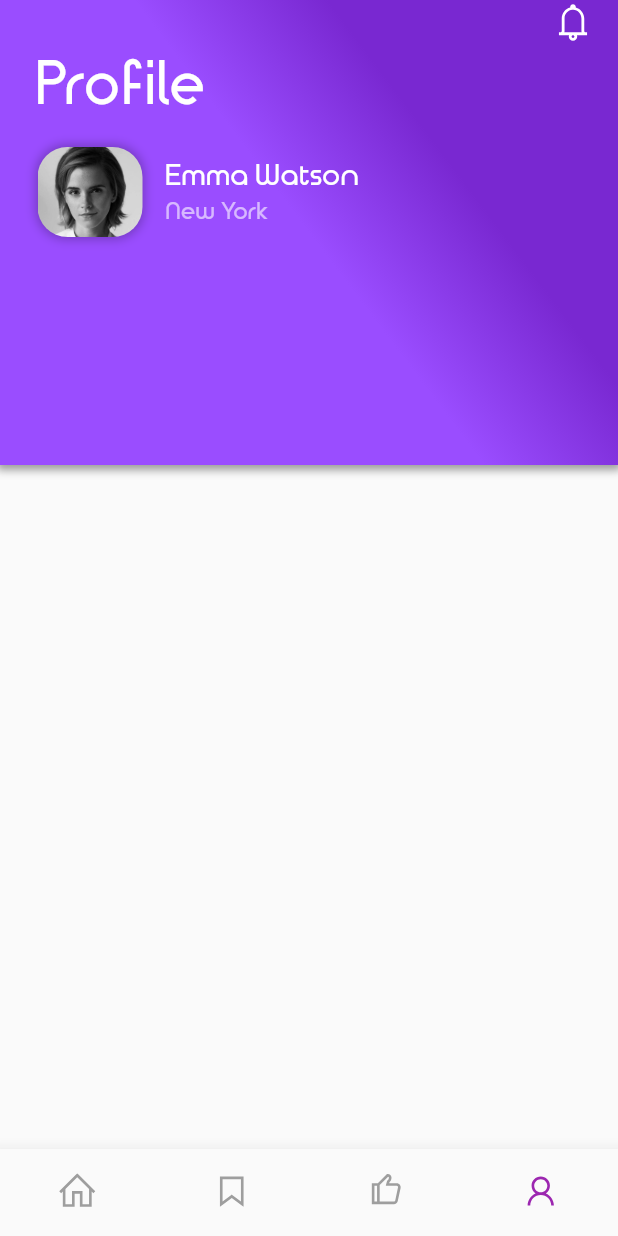
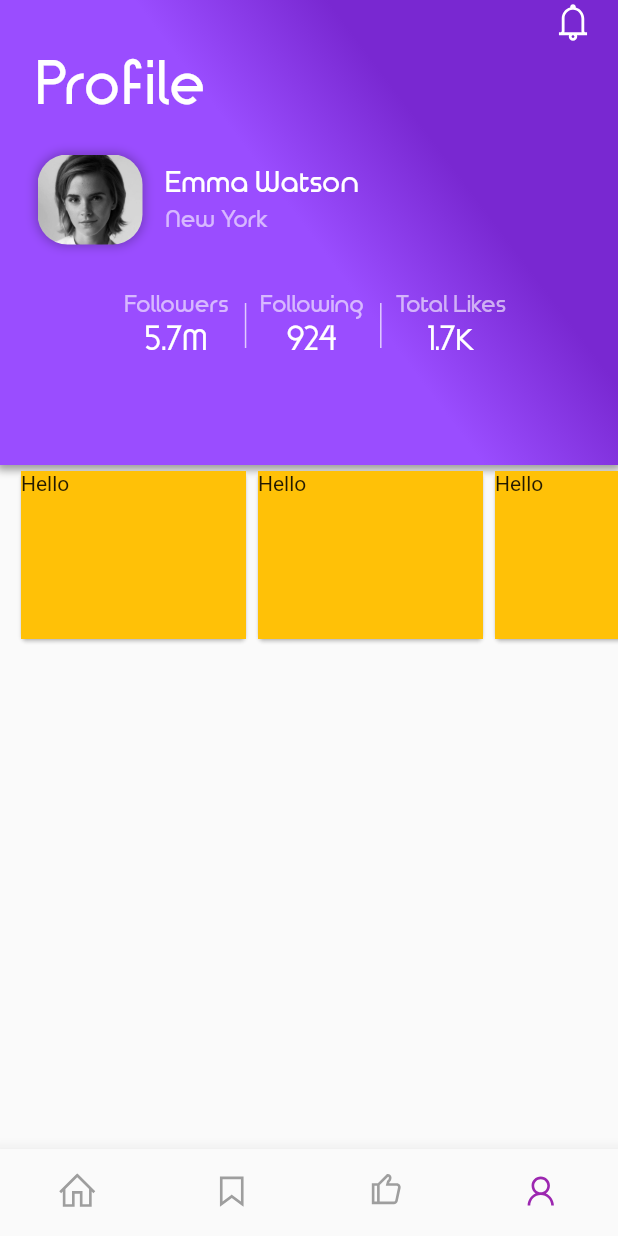
Before and after one commit to aman1210/FlutterUIChallenge, a Flutter app: the screen it shows after launch, on a phone screen of 412 x 824 dp. Run offline on Flutter 3.47's test engine with Material 2 defaults, Android fonts, the phone set to English and light mode, and no system bars; our stand-ins replace line_awesome_icons.

Commit message:
Code Refactor

```diff
--- /dev/null
+++ b/Profile/lib/header/bellIcon.dart
@@ -0,0 +1,23 @@
+import 'package:flutter/material.dart';
+import 'package:line_awesome_icons/line_awesome_icons.dart';
+
+class BellIcon extends StatelessWidget {
+  const BellIcon({
+    Key key,
+  }) : super(key: key);
+
+  @override
+  Widget build(BuildContext context) {
+    return Row(
+      mainAxisAlignment: MainAxisAlignment.end,
+      crossAxisAlignment: CrossAxisAlignment.start,
+      children: [
+        Icon(
+          LineAwesomeIcons.bell,
+          color: Colors.white,
+          size: 30,
+        ),
+      ],
+    );
+  }
+}
--- /dev/null
+++ b/Profile/lib/header/profileDetail.dart
@@ -0,0 +1,60 @@
+import 'package:flutter/material.dart';
+
+class ProfileDetail extends StatelessWidget {
+  const ProfileDetail({
+    Key key,
+  }) : super(key: key);
+
+  @override
+  Widget build(BuildContext context) {
+    return Padding(
+      padding: const EdgeInsets.symmetric(vertical: 20.0),
+      child: Row(
+        children: [
+          Container(
+            height: 60,
+            width: 70,
+            decoration: BoxDecoration(
+              image: DecorationImage(
+                image: AssetImage('assets/images/emma-watson.jpg'),
+                fit: BoxFit.cover,
+              ),
+              borderRadius: BorderRadius.circular(20),
+              boxShadow: [
+                BoxShadow(
+                  blurRadius: 5,
+                  color: Colors.black26,
+                  spreadRadius: 1,
+                ),
+              ],
+            ),
+          ),
+          Padding(
+            padding: const EdgeInsets.only(left: 16.0),
+            child: Column(
+              crossAxisAlignment: CrossAxisAlignment.start,
+              children: [
+                Text(
+                  'Emma Watson',
+                  style: TextStyle(
+                      fontFamily: 'TimeBurner',
+                      fontSize: 20,
+                      color: Colors.white,
+                      fontWeight: FontWeight.bold),
+                ),
+                Text(
+                  'New York',
+                  style: TextStyle(
+                      fontFamily: 'TimeBurner',
+                      fontSize: 16,
+                      color: Colors.white60,
+                      fontWeight: FontWeight.bold),
+                )
+              ],
+            ),
+          )
+        ],
+      ),
+    );
+  }
+}
--- /dev/null
+++ b/Profile/lib/header/profileHeader.dart
@@ -0,0 +1,105 @@
+import 'package:flutter/material.dart';
+
+import 'package:uiChallengeProfile/header/bellIcon.dart';
+import 'package:uiChallengeProfile/header/profileDetail.dart';
+import 'package:uiChallengeProfile/header/profileTitle.dart';
+
+class ProfileHeader extends StatelessWidget {
+  final headerHeight = 310.0;
+  @override
+  Widget build(BuildContext context) {
+    final topPadding = MediaQuery.of(context).padding.top;
+
+    var headerGraident = Container(
+      height: headerHeight,
+      decoration: BoxDecoration(
+        gradient: LinearGradient(
+          begin: Alignment.topRight,
+          end: Alignment.bottomLeft,
+          colors: [const Color(0xFF7928D1), const Color(0xFF9A4DFF)],
+          stops: [0.3, 0.5],
+        ),
+      ),
+    );
+
+    var statsDivier = Container(
+      height: 30,
+      width: 1,
+      decoration: BoxDecoration(color: Colors.white70),
+    );
+    return Container(
+      height: headerHeight,
+      width: double.infinity,
+      decoration: BoxDecoration(
+        color: Color(0xFF9A10FF),
+        boxShadow: [
+          BoxShadow(
+            offset: Offset(0, 1),
+            blurRadius: 4,
+            spreadRadius: 2,
+            color: Colors.black38,
+          )
+        ],
+      ),
+      child: Stack(
+        fit: StackFit.expand,
+        children: [
+          headerGraident,
+          Padding(
+            padding: EdgeInsets.only(
+              top: topPadding,
+              left: 25,
+              right: 15,
+              bottom: 10,
+            ),
+            child: Column(
+              mainAxisAlignment: MainAxisAlignment.start,
+              crossAxisAlignment: CrossAxisAlignment.start,
+              children: [
+                BellIcon(),
+                ProfileTitle(),
+                ProfileDetail(),
+                Row(
+                  children: [
+                    buildStats("Followers", "5.7M"),
+                    statsDivier,
+                    buildStats("Following", "924"),
+                    statsDivier,
+                    buildStats("Total Likes", "1.7K")
+                  ],
+                  mainAxisAlignment: MainAxisAlignment.center,
+                )
+              ],
+            ),
+          )
+        ],
+      ),
+    );
+  }
+
+  Container buildStats(String name, String value) {
+    return Container(
+      padding: const EdgeInsets.symmetric(vertical: 10, horizontal: 10),
+      child: Column(
+        children: [
+          Text(
+            '$name',
+            style: TextStyle(
+                fontSize: 16,
+                fontFamily: 'TimeBurner',
+                fontWeight: FontWeight.bold,
+                color: Colors.white60),
+          ),
+          Text(
+            "$value",
+            style: TextStyle(
+                fontSize: 20,
+                fontFamily: 'TimeBurner',
+                fontWeight: FontWeight.bold,
+                color: Colors.white),
+          )
+        ],
+      ),
+    );
+  }
+}
--- /dev/null
+++ b/Profile/lib/header/profileTitle.dart
@@ -0,0 +1,20 @@
+import 'package:flutter/material.dart';
+
+class ProfileTitle extends StatelessWidget {
+  const ProfileTitle({
+    Key key,
+  }) : super(key: key);
+
+  @override
+  Widget build(BuildContext context) {
+    return Text(
+      'Profile',
+      style: TextStyle(
+          fontFamily: "TimeBurner",
+          color: Colors.white,
+          letterSpacing: 1,
+          fontSize: 40,
+          fontWeight: FontWeight.bold),
+    );
+  }
+}
--- a/Profile/lib/main.dart
+++ b/Profile/lib/main.dart
@@ -1,7 +1,8 @@
 import 'package:flutter/material.dart';
 
 import 'package:line_awesome_icons/line_awesome_icons.dart';
-import 'package:uiChallengeProfile/profileHeader.dart';
+import 'package:uiChallengeProfile/header/profileHeader.dart';
+import 'package:uiChallengeProfile/quickActions.dart';
 
 void main() {
   runApp(MyApp());
@@ -26,6 +27,7 @@ class MyHomePage extends StatelessWidget {
       body: Column(
         children: [
           ProfileHeader(),
+          QuickACtions(),
         ],
       ),
       bottomNavigationBar: BottomNavigationBar(
--- a/Profile/lib/profileHeader.dart
+++ /dev/null
@@ -1,160 +0,0 @@
-import 'package:flutter/material.dart';
-import 'package:line_awesome_icons/line_awesome_icons.dart';
-
-class ProfileHeader extends StatelessWidget {
-  final headerHeight = 310.0;
-  @override
-  Widget build(BuildContext context) {
-    final topPadding = MediaQuery.of(context).padding.top;
-
-    var headerGraident = Container(
-      height: headerHeight,
-      decoration: BoxDecoration(
-        gradient: LinearGradient(
-          begin: Alignment.topRight,
-          end: Alignment.bottomLeft,
-          colors: [const Color(0xFF7928D1), const Color(0xFF9A4DFF)],
-          stops: [0.3, 0.5],
-        ),
-      ),
-    );
-
-    return Container(
-      height: headerHeight,
-      width: double.infinity,
-      decoration: BoxDecoration(
-        color: Color(0xFF9A10FF),
-        boxShadow: [
-          BoxShadow(
-            offset: Offset(0, 1),
-            blurRadius: 4,
-            spreadRadius: 2,
-            color: Colors.black38,
-          )
-        ],
-      ),
-      child: Stack(
-        fit: StackFit.expand,
-        children: [
-          headerGraident,
-          Padding(
-            padding: EdgeInsets.only(
-              top: topPadding,
-              left: 25,
-              right: 15,
-              bottom: 20,
-            ),
-            child: Column(
-              mainAxisAlignment: MainAxisAlignment.start,
-              crossAxisAlignment: CrossAxisAlignment.start,
-              children: [
-                BellIcon(),
-                Title(),
-                ProfileDetail(),
-              ],
-            ),
-          )
-        ],
-      ),
-    );
-  }
-}
-
-class ProfileDetail extends StatelessWidget {
-  const ProfileDetail({
-    Key key,
-  }) : super(key: key);
-
-  @override
-  Widget build(BuildContext context) {
-    return Padding(
-      padding: const EdgeInsets.symmetric(vertical: 15.0),
-      child: Row(
-        children: [
-          Container(
-            height: 60,
-            width: 70,
-            decoration: BoxDecoration(
-              image: DecorationImage(
-                image: AssetImage('assets/images/emma-watson.jpg'),
-                fit: BoxFit.cover,
-              ),
-              borderRadius: BorderRadius.circular(20),
-              boxShadow: [
-                BoxShadow(
-                  blurRadius: 5,
-                  color: Colors.black26,
-                  spreadRadius: 1,
-                ),
-              ],
-            ),
-          ),
-          Padding(
-            padding: const EdgeInsets.only(left: 16.0),
-            child: Column(
-              crossAxisAlignment: CrossAxisAlignment.start,
-              children: [
-                Text(
-                  'Emma Watson',
-                  style: TextStyle(
-                      fontFamily: 'TimeBurner',
-                      fontSize: 20,
-                      color: Colors.white,
-                      fontWeight: FontWeight.bold),
-                ),
-                Text(
-                  'New York',
-                  style: TextStyle(
-                      fontFamily: 'TimeBurner',
-                      fontSize: 16,
-                      color: Colors.white60,
-                      fontWeight: FontWeight.bold),
-                )
-              ],
-            ),
-          )
-        ],
-      ),
-    );
-  }
-}
-
-class Title extends StatelessWidget {
-  const Title({
-    Key key,
-  }) : super(key: key);
-
-  @override
-  Widget build(BuildContext context) {
-    return Text(
-      'Profile',
-      style: TextStyle(
-          fontFamily: "TimeBurner",
-          color: Colors.white,
-          letterSpacing: 1,
-          fontSize: 40,
-          fontWeight: FontWeight.bold),
-    );
-  }
-}
-
-class BellIcon extends StatelessWidget {
-  const BellIcon({
-    Key key,
-  }) : super(key: key);
-
-  @override
-  Widget build(BuildContext context) {
-    return Row(
-      mainAxisAlignment: MainAxisAlignment.end,
-      crossAxisAlignment: CrossAxisAlignment.start,
-      children: [
-        Icon(
-          LineAwesomeIcons.bell,
-          color: Colors.white,
-          size: 30,
-        ),
-      ],
-    );
-  }
-}
--- /dev/null
+++ b/Profile/lib/quickActions.dart
@@ -0,0 +1,43 @@
+import 'package:flutter/material.dart';
+
+class QuickACtions extends StatelessWidget {
+  @override
+  Widget build(BuildContext context) {
+    return Container(
+      height: 120,
+      padding: const EdgeInsets.only(left: 10),
+      child: ListView(
+        scrollDirection: Axis.horizontal,
+        children: [
+          Card(
+            child: Container(
+              // margin: const EdgeInsets.all(10),
+              height: 120,
+              width: 150,
+              color: Colors.amber,
+              child: Text("Hello"),
+            ),
+          ),
+          Card(
+            child: Container(
+              // margin: const EdgeInsets.all(10),
+              height: 120,
+              width: 150,
+              color: Colors.amber,
+              child: Text("Hello"),
+            ),
+          ),
+          Card(
+            child: Container(
+              // margin: const EdgeInsets.all(10),
+              height: 120,
+              width: 150,
+              color: Colors.amber,
+              child: Text("Hello"),
+            ),
+          ),
+        ],
+      ),
+    );
+  }
+}
```
